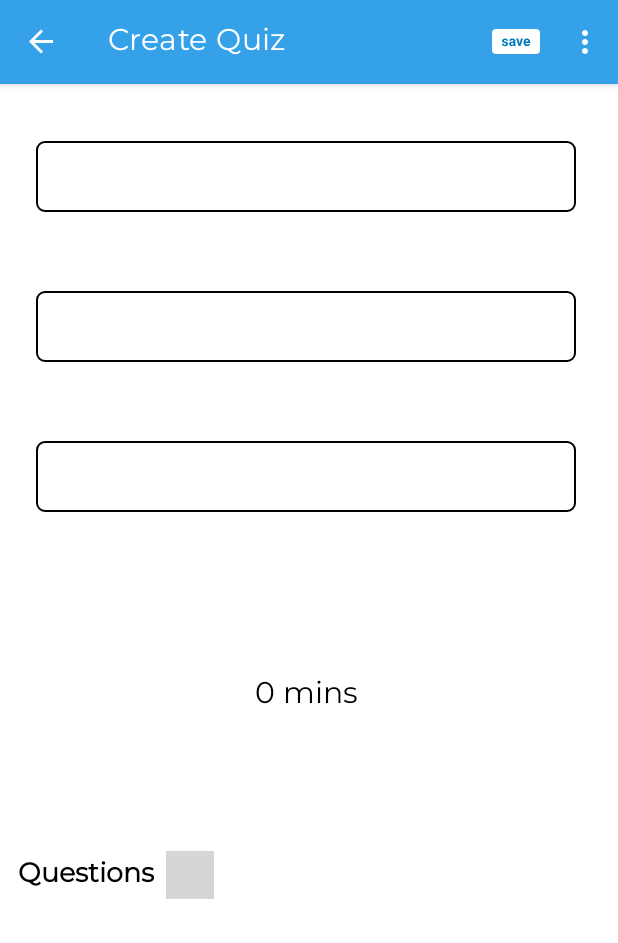
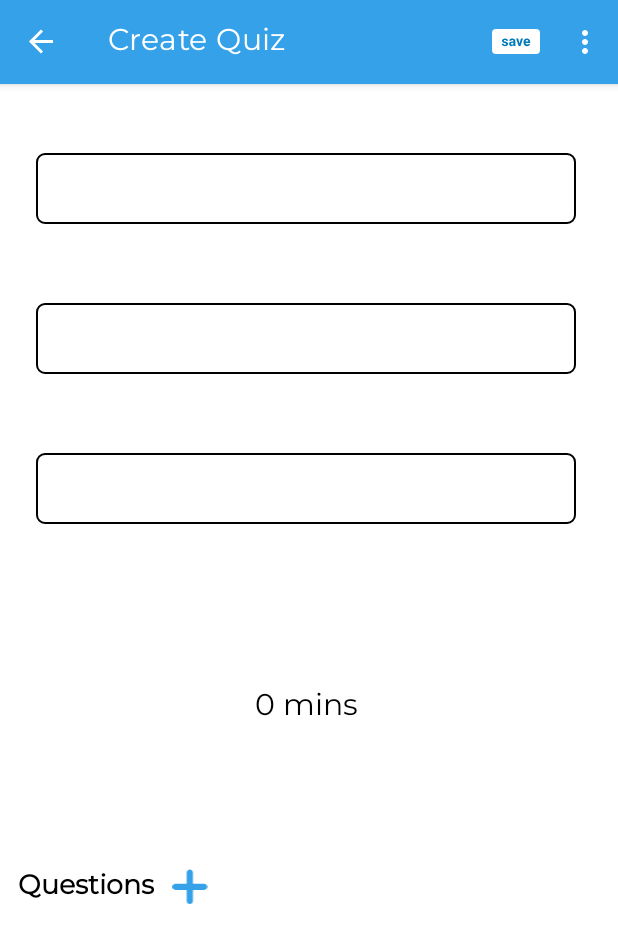
Before and after one commit to Quizzie-SE/Quizzie-Android-Companion, an Android app: the CreateQuizFragment screen opened through its navigation route, on a phone screen of 412 x 824 dp. Shown: the top 943 px of the screen. Run offline under Robolectric (Android 15) with nearby library versions, the phone set to English and light mode, and no system bars; our stand-ins replace Dagger/Hilt's generated code, Timber, data binding, navigation-ui; libraries missing offline, so code that uses them is left out: androidx.camera.core; network calls fail; pictures from the network do not load; 5 statements that could not run were skipped.

Commit message:
feat(ui): Add UI event esponces and enhanced the UI

```diff
--- /dev/null
+++ b/app/src/main/res/drawable/circular_ripple.xml
@@ -0,0 +1,10 @@
+<?xml version="1.0" encoding="UTF-8"?>
+<ripple xmlns:android="http://schemas.android.com/apk/res/android"
+    android:color="#E9EDEF">
+    <item android:id="@android:id/mask">
+        <shape android:shape="oval">
+            <size android:width="20dp" android:height="20dp"/>
+            <solid android:color="@android:color/white"/>
+        </shape>
+    </item>
+</ripple>
--- a/app/src/main/res/layout/activity_main.xml
+++ b/app/src/main/res/layout/activity_main.xml
@@ -29,6 +29,7 @@
             android:name="androidx.navigation.fragment.NavHostFragment"
             android:layout_width="0dp"
             android:layout_height="0dp"
+            android:layout_marginTop="8dp"
             app:defaultNavHost="true"
             app:layout_constraintBottom_toBottomOf="parent"
             app:layout_constraintEnd_toEndOf="parent"
--- a/app/src/main/res/layout/custom_title_over_edittext.xml
+++ b/app/src/main/res/layout/custom_title_over_edittext.xml
@@ -70,7 +70,7 @@
             android:layout_height="wrap_content"
             android:layout_marginStart="4dp"
             android:layout_marginEnd="3dp"
-            android:textColor="@color/deleteColor"
+            android:textColor="@color/redColor"
             android:textSize="10sp"
             android:text="@={errorLiveData}"
             app:layout_constraintEnd_toEndOf="@+id/et_text"
@@ -83,11 +83,13 @@
         <ImageView
             android:id="@+id/icon_view"
             android:layout_width="wrap_content"
-            android:layout_height="20dp"
-            android:layout_marginEnd="16dp"
+            android:layout_height="36dp"
+            android:layout_marginEnd="8dp"
             android:adjustViewBounds="true"
+            android:foreground="@drawable/circular_ripple"
+            android:padding="8dp"
+            android:scaleType="centerCrop"
             android:src="@{icon}"
-            android:scaleType="centerCrop"
             app:layout_constraintBottom_toBottomOf="@+id/et_text"
             app:layout_constraintEnd_toEndOf="parent"
             app:layout_constraintTop_toTopOf="@+id/et_text" />
--- a/app/src/main/res/menu/app_bar_menu.xml
+++ b/app/src/main/res/menu/app_bar_menu.xml
@@ -2,14 +2,34 @@
 <menu xmlns:android="http://schemas.android.com/apk/res/android"
     xmlns:app="http://schemas.android.com/apk/res-auto">
 
-    <item android:id="@+id/signout"
-        android:title="@string/sign_out"
-        app:showAsAction="never" />
+    <group android:id="@+id/clickable_item">
+        <item
+            android:id="@+id/signout"
+            android:title="@string/sign_out"
+            app:showAsAction="never" />
+    </group>
 
-    <item android:id="@+id/save"
-        android:visible="false"
+    <item
+        android:id="@+id/save"
         android:icon="@drawable/ic_app_bar_save_btn"
         android:title="@string/save"
-        app:showAsAction="ifRoom"/>
+        android:visible="false"
+        app:showAsAction="ifRoom" />
+
+    <item
+        android:id="@+id/save_progress"
+        app:actionLayout="@layout/progress_layout"
+        android:title="@string/save"
+        android:visible="false"
+        app:showAsAction="ifRoom" />
+
+    <group android:id="@+id/non_clickable_item">
+        <item
+            android:id="@+id/profile"
+            android:enabled="false"
+            android:title="@string/user"
+            android:visible="true"
+            app:showAsAction="never" />
+    </group>
 
 </menu>
```
Also changed, not shown: app/src/main/res/drawable/ic_empty_ques_placeholder.xml (added, +78 -0 lines), app/src/main/res/layout/progress_layout.xml (added, +13 -0 lines).
